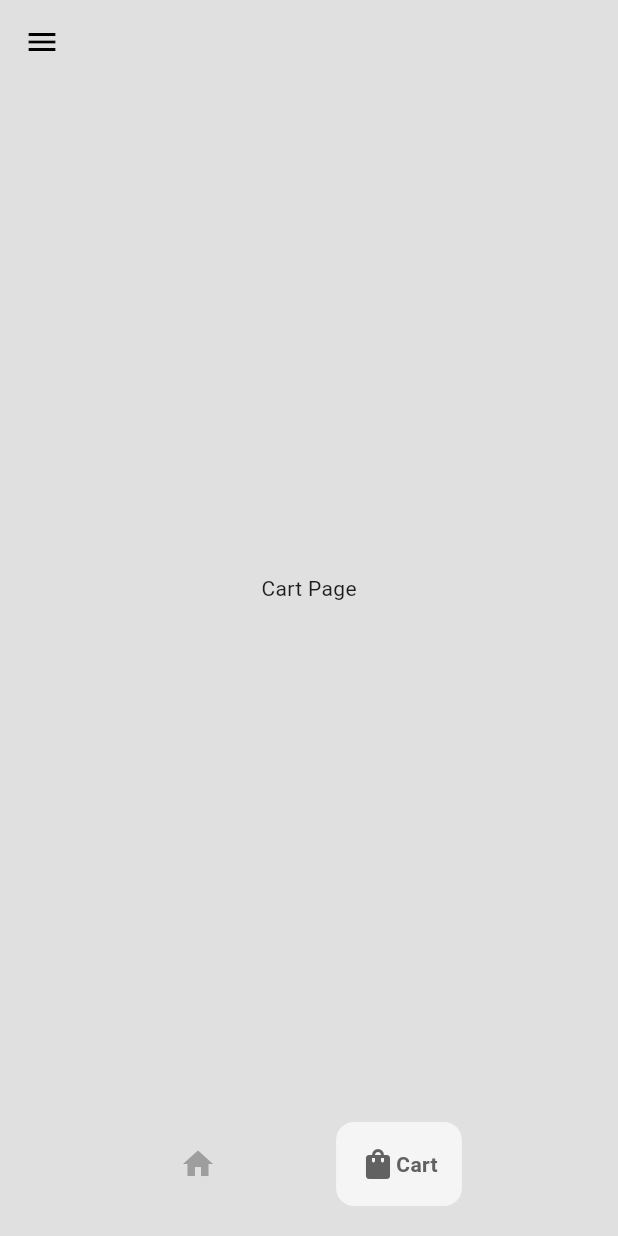
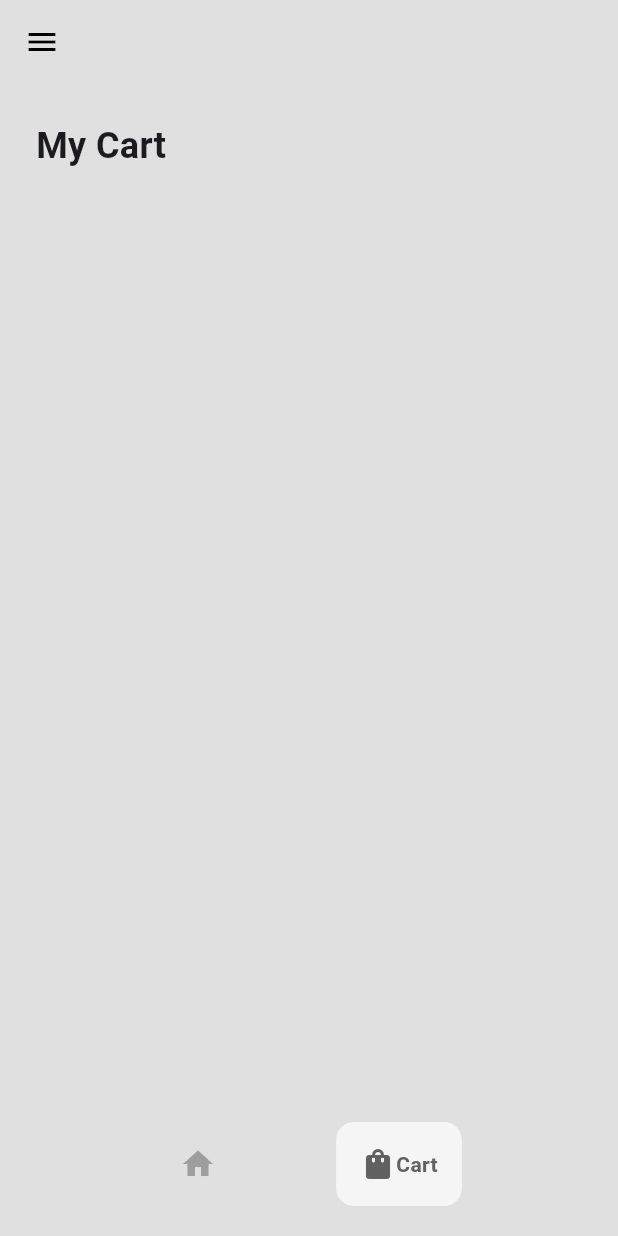
Before and after one commit to tom-sabu/commercial-app, a Flutter app: the HomePage screen opened directly, item 2 of the bottom bar chosen, on a phone screen of 412 x 824 dp. Run offline on Flutter 3.47's test engine with Material 3 defaults, Android fonts, the phone set to English and light mode, and no system bars; drawn by our look-alikes of google_nav_bar.

Commit message:
Final commit

```diff
--- /dev/null
+++ b/lib/models/cart.dart
@@ -0,0 +1,32 @@
+import 'package:commercial_app_20250614/models/shoe.dart';
+import 'package:flutter/cupertino.dart';
+
+class Cart extends ChangeNotifier {
+  List<Shoe> shoeShop = [
+    Shoe(name: 'Air Max', price: '120.0', imagePath: 'lib/images/shoe2.png', description: 'Comfortable and stylish'),
+    Shoe(name: 'Zoom Fly', price: '150.0', imagePath: 'lib/images/shoe1.png', description: 'Flexible and breathable'),
+    Shoe(name: 'React Infinity', price: '130.0', imagePath: 'lib/images/shoe3.png', description: 'Durable and supportive'),
+    Shoe(name: 'Pegasus Trail', price: '140.0', imagePath: 'lib/images/shoe4.png', description: 'Perfect for off-road'),
+  ];
+
+  List<Shoe> userCart = [];
+
+  List<Shoe> getShoeList() {
+    return shoeShop ;
+  }
+
+  List<Shoe> getCart() {
+    return userCart;
+  }
+
+  void addToCart(Shoe shoe) {
+    userCart.add(shoe);
+    notifyListeners();
+  }
+
+  void removeFromCart(Shoe shoe) {
+    userCart.remove(shoe);
+    notifyListeners();
+  }
+
+}
--- a/lib/pages/cart_page.dart
+++ b/lib/pages/cart_page.dart
@@ -1,12 +1,46 @@
 import 'package:flutter/material.dart';
+import 'package:provider/provider.dart';
+
+import '../components/cart_items.dart';
+import '../models/cart.dart';
+import '../models/shoe.dart';
 
 class CartPage extends StatelessWidget {
     const CartPage({super.key});
 
   @override
   Widget build(BuildContext context) {
-    return const Center(
-      child: Text("Cart Page"),
+    return Consumer<Cart>(
+    builder: (context, value, child) => Padding(
+      padding: const EdgeInsets.all(24.0),
+      child: Column(
+        crossAxisAlignment: CrossAxisAlignment.start,
+        children: [
+
+          Text(
+              "My Cart",
+              style: TextStyle(
+                fontSize: 24,
+                fontWeight: FontWeight.bold,
+              ),
+
+          ),
+
+          const SizedBox(height: 24,),
+
+          Expanded(
+            child: ListView.builder(
+              itemCount: value.getCart().length,
+              itemBuilder: (context, index) {
+                Shoe individualShoe = value.getCart()[index];
+                return CartItems(shoe: individualShoe);
+              },
+            ),
+          ),
+
+        ],
+      ),
+    ),
     );
   }
 }
--- a/pubspec.yaml
+++ b/pubspec.yaml
@@ -35,6 +35,7 @@ dependencies:
   # Use with the CupertinoIcons class for iOS style icons.
   cupertino_icons: ^1.0.8
   google_nav_bar: ^5.0.7
+  provider: ^6.1.5
 
 dev_dependencies:
   flutter_test:
```
Also changed, not shown: lib/components/cart_items.dart (added, +46 -0 lines), lib/components/shoe_tile.dart (+33 -11 lines), lib/main.dart (+11 -5 lines), lib/pages/shop_page.dart (+53 -14 lines), lib/images/logo2.png (added), lib/images/pic1.svg (deleted), lib/images/pic2.svg (deleted), lib/images/pic3.svg (deleted), lib/images/pic4.svg (deleted), lib/images/shoe1.jpeg (deleted), lib/images/shoe1.png (added), lib/images/shoe2.jpeg (deleted), 3 other files.
